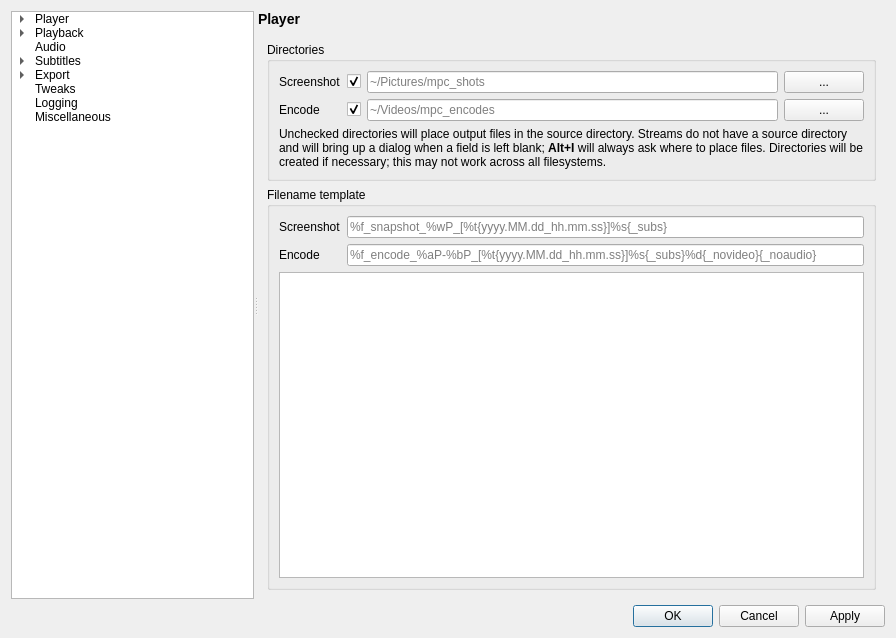
Above: settingswindow.ui from mpc-qt/mpc-qt before the change. Below: the same form after it.
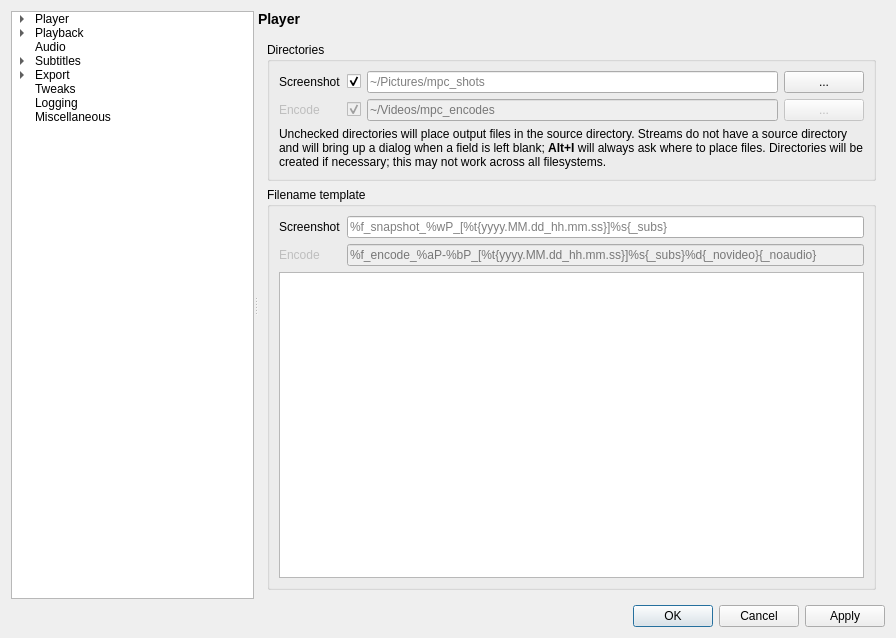
That is the form after the change. The open tabs and pages were chosen to show the change.

Commit message:
settingswindow: Only enable widgets in Export page when their value is used
And disable Encode-related ones since it's not implemented yet.

What changed in the file:
```diff
--- a/settingswindow.ui
+++ b/settingswindow.ui
@@ -6977,6 +6977,9 @@
           </layout>
          </widget>
          <widget class="QWidget" name="exportPage">
+          <property name="enabled">
+           <bool>true</bool>
+          </property>
           <layout class="QVBoxLayout" name="exportPageLayout">
            <item>
             <widget class="QGroupBox" name="screenshotDirectoryBox">
@@ -7021,6 +7024,9 @@
               </item>
               <item row="1" column="0">
                <widget class="QLabel" name="screenshotEncodeLabel">
+                <property name="enabled">
+                 <bool>false</bool>
+                </property>
                 <property name="text">
                  <string>Encode</string>
                 </property>
@@ -7030,6 +7036,9 @@
                <layout class="QHBoxLayout" name="encodeDirectoryLayout">
                 <item>
                  <widget class="QCheckBox" name="encodeDirectorySet">
+                  <property name="enabled">
+                   <bool>false</bool>
+                  </property>
                   <property name="text">
                    <string/>
                   </property>
@@ -7040,6 +7049,9 @@
                 </item>
                 <item>
                  <widget class="QLineEdit" name="encodeDirectoryValue">
+                  <property name="enabled">
+                   <bool>false</bool>
+                  </property>
                   <property name="placeholderText">
                    <string notr="true">~/Videos/mpc_encodes</string>
                   </property>
@@ -7047,6 +7059,9 @@
                 </item>
                 <item>
                  <widget class="QPushButton" name="encodeDirectoryBrowse">
+                  <property name="enabled">
+                   <bool>false</bool>
+                  </property>
                   <property name="text">
                    <string>...</string>
                   </property>
@@ -7089,6 +7104,9 @@
               </item>
               <item row="1" column="0">
                <widget class="QLabel" name="encodeTemplateLabel">
+                <property name="enabled">
+                 <bool>false</bool>
+                </property>
                 <property name="text">
                  <string>Encode</string>
                 </property>
@@ -7096,6 +7114,9 @@
               </item>
               <item row="1" column="1">
                <widget class="QLineEdit" name="encodeTemplate">
+                <property name="enabled">
+                 <bool>false</bool>
+                </property>
                 <property name="placeholderText">
                  <string notr="true">%f_encode_%aP-%bP_[%t{yyyy.MM.dd_hh.mm.ss}]%s{_subs}%d{_novideo}{_noaudio}</string>
                 </property>
```
The commit also changes 2 other files.
